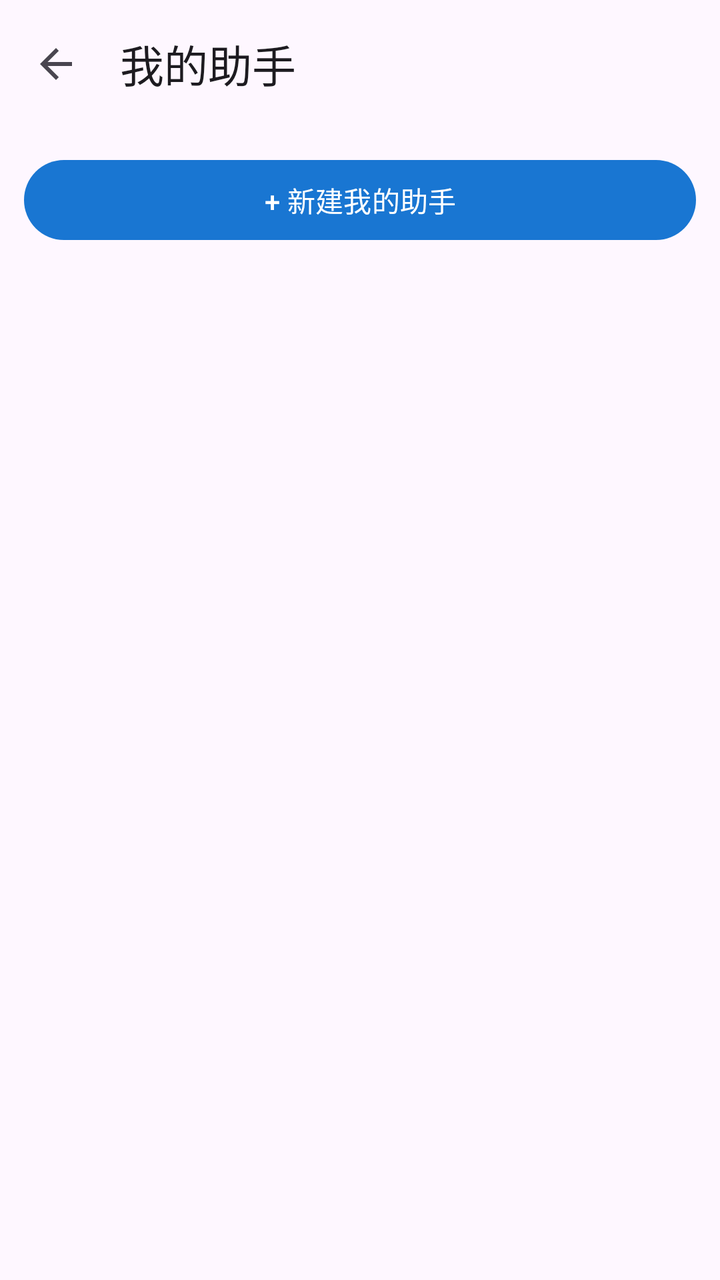
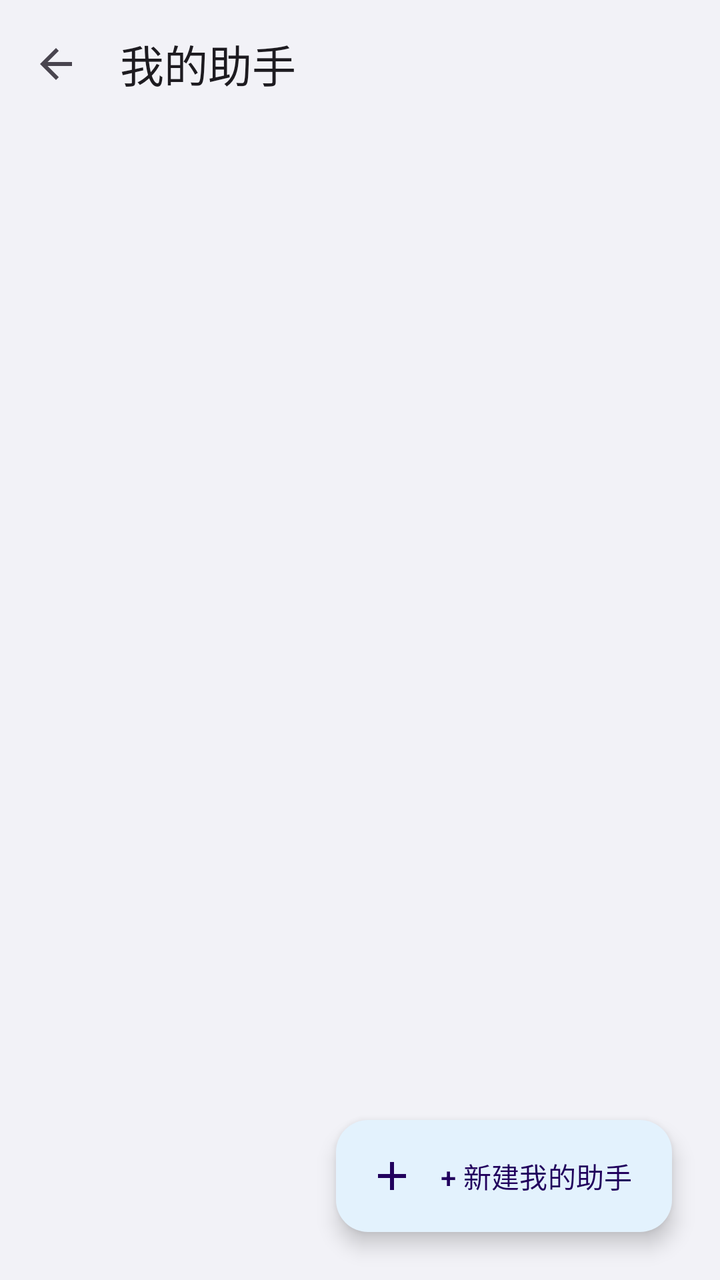

Screens rendered from an Android XML layout before and after an edit, with the pre-edit source and the edit as a unified diff.
<!-- AndroidManifest.xml: activity theme Theme.AIChat -->
<!-- res/layout/activity_my_assistants.xml -->
<?xml version="1.0" encoding="utf-8"?>
<LinearLayout xmlns:android="http://schemas.android.com/apk/res/android"
    xmlns:app="http://schemas.android.com/apk/res-auto"
    android:layout_width="match_parent"
    android:layout_height="match_parent"
    android:orientation="vertical">

    <com.google.android.material.appbar.MaterialToolbar
        android:id="@+id/toolbar"
        android:layout_width="match_parent"
        android:layout_height="?attr/actionBarSize"
        app:title="@string/my_assistants"
        app:navigationIcon="?attr/homeAsUpIndicator" />

    <com.google.android.material.button.MaterialButton
        android:id="@+id/btnCreateAssistant"
        android:layout_width="match_parent"
        android:layout_height="wrap_content"
        android:layout_marginHorizontal="12dp"
        android:layout_marginTop="12dp"
        android:text="@string/create_assistant" />

    <androidx.recyclerview.widget.RecyclerView
        android:id="@+id/recyclerAssistants"
        android:layout_width="match_parent"
        android:layout_height="0dp"
        android:layout_weight="1"
        android:paddingHorizontal="6dp"
        android:paddingBottom="8dp"
        android:paddingTop="8dp"
        android:clipToPadding="false" />
</LinearLayout>
<!-- resources referenced by this layout -->
<resources>
  <string name="create_assistant">+ 新建我的助手</string>
  <string name="my_assistants">我的助手</string>
  <style name="Theme.AIChat" parent="Theme.Material3.DayNight.NoActionBar">
          <item name="colorPrimary">@color/primary</item>
          <item name="colorPrimaryContainer">?attr/colorPrimaryLight</item>
          <item name="colorOnPrimary">@color/on_primary</item>
          <item name="colorSurface">@color/surface</item>
          <item name="colorPrimarySubtle">@color/primary_blue_subtle</item>
          <item name="colorPrimaryLight">@color/primary_blue_light</item>
          <item name="colorPrimaryDeep">@color/primary_blue_deep</item>
          <item name="materialAlertDialogTheme">@style/ThemeOverlay.AIChat.MaterialAlertDialog</item>
          <item name="alertDialogTheme">@style/ThemeOverlay.AIChat.MaterialAlertDialog</item>
      </style>
  <color name="primary">#1976D2</color>
  <color name="on_primary">#FFFFFF</color>
  <color name="surface">#FFFFFF</color>
  <color name="primary_blue_subtle">#F5FAFF</color>
  <color name="primary_blue_light">#E3F2FD</color>
  <color name="primary_blue_deep">#0D47A1</color>
  <style name="ThemeOverlay.AIChat.MaterialAlertDialog" parent="ThemeOverlay.Material3.MaterialAlertDialog">
          <item name="backgroundTint">@color/dialog_surface_bg</item>
          <item name="android:windowBackground">@drawable/bg_material_alert_dialog</item>
          <item name="colorSurface">@color/dialog_surface_bg</item>
          <item name="elevationOverlayEnabled">false</item>
      </style>
  <color name="dialog_surface_bg">#FFFDFEFF</color>
  <!-- drawable bg_material_alert_dialog (drawable) -->
  <?xml version="1.0" encoding="utf-8"?>
  <shape xmlns:android="http://schemas.android.com/apk/res/android"
      android:shape="rectangle">
      <corners android:radius="28dp" />
      <solid android:color="@color/dialog_surface_bg" />
  </shape>
</resources>

<!-- the commit's change to res/layout/activity_my_assistants.xml (unified diff, before → after) -->
@@ -1,32 +1,42 @@
 <?xml version="1.0" encoding="utf-8"?>
-<LinearLayout xmlns:android="http://schemas.android.com/apk/res/android"
+<androidx.coordinatorlayout.widget.CoordinatorLayout xmlns:android="http://schemas.android.com/apk/res/android"
     xmlns:app="http://schemas.android.com/apk/res-auto"
     android:layout_width="match_parent"
     android:layout_height="match_parent"
-    android:orientation="vertical">
+    android:background="@color/ios_grouped_bg">
 
-    <com.google.android.material.appbar.MaterialToolbar
-        android:id="@+id/toolbar"
+    <LinearLayout
         android:layout_width="match_parent"
-        android:layout_height="?attr/actionBarSize"
-        app:title="@string/my_assistants"
-        app:navigationIcon="?attr/homeAsUpIndicator" />
+        android:layout_height="match_parent"
+        android:orientation="vertical">
 
-    <com.google.android.material.button.MaterialButton
+        <com.google.android.material.appbar.MaterialToolbar
+            android:id="@+id/toolbar"
+            android:layout_width="match_parent"
+            android:layout_height="?attr/actionBarSize"
+            android:background="@color/ios_grouped_bg"
+            app:elevation="0dp"
+            app:title="@string/my_assistants"
+            app:navigationIcon="?attr/homeAsUpIndicator" />
+
+        <androidx.recyclerview.widget.RecyclerView
+            android:id="@+id/recyclerAssistants"
+            android:layout_width="match_parent"
+            android:layout_height="0dp"
+            android:layout_weight="1"
+            android:paddingBottom="88dp"
+            android:clipToPadding="false" />
+    </LinearLayout>
+
+    
+    <com.google.android.material.floatingactionbutton.ExtendedFloatingActionButton
         android:id="@+id/btnCreateAssistant"
-        android:layout_width="match_parent"
+        android:layout_width="wrap_content"
         android:layout_height="wrap_content"
-        android:layout_marginHorizontal="12dp"
-        android:layout_marginTop="12dp"
-        android:text="@string/create_assistant" />
+        android:layout_gravity="bottom|end"
+        android:layout_margin="24dp"
+        android:text="@string/create_assistant"
+        app:icon="@drawable/ic_add"
+        app:elevation="6dp" />
 
-    <androidx.recyclerview.widget.RecyclerView
-        android:id="@+id/recyclerAssistants"
-        android:layout_width="match_parent"
-        android:layout_height="0dp"
-        android:layout_weight="1"
-        android:paddingHorizontal="6dp"
-        android:paddingBottom="8dp"
-        android:paddingTop="8dp"
-        android:clipToPadding="false" />
-</LinearLayout>
+</androidx.coordinatorlayout.widget.CoordinatorLayout>
<!-- resource entries referenced after the edit -->
@@ -1,5 +1,17 @@
 <!-- resources referenced by this layout -->
 <resources>
+  <color name="ios_grouped_bg">#F2F2F7</color>
+  <!-- drawable ic_add (drawable) -->
+  <?xml version="1.0" encoding="utf-8"?>
+  <vector xmlns:android="http://schemas.android.com/apk/res/android"
+      android:width="24dp"
+      android:height="24dp"
+      android:viewportWidth="24"
+      android:viewportHeight="24">
+      <path
+          android:fillColor="@android:color/black"
+          android:pathData="M19,11H13V5H11V11H5V13H11V19H13V13H19V11Z" />
+  </vector>
   <string name="create_assistant">+ 新建我的助手</string>
   <string name="my_assistants">我的助手</string>
   <style name="Theme.AIChat" parent="Theme.Material3.DayNight.NoActionBar">
